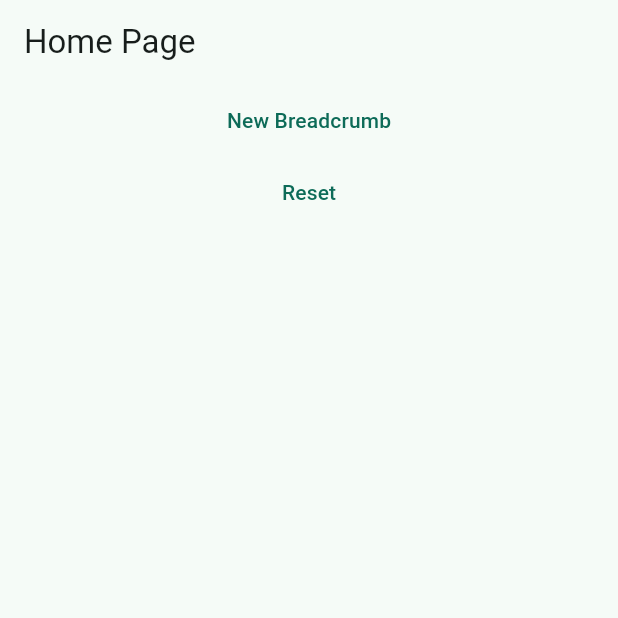
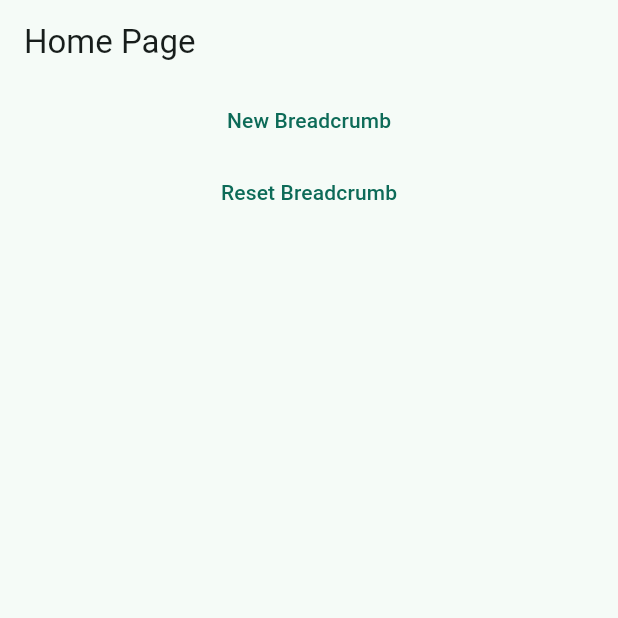
Before and after one commit to wadpas/provider_flutter_state, a Flutter app: the screen it shows after launch, on a phone screen of 412 x 824 dp, the top half of it. Run offline on Flutter 3.47's test engine with Material 2 defaults, Android fonts, the phone set to English and light mode, and no system bars.

```diff
--- a/lib/main.dart
+++ b/lib/main.dart
@@ -1,13 +1,13 @@
 import 'package:flutter/material.dart';
 import 'package:provider/provider.dart';
 import 'package:provider_flutter_state/pages/home.dart';
-import 'package:provider_flutter_state/pages/new.dart';
+import 'package:provider_flutter_state/pages/new_breadcrumb.dart';
 import 'package:provider_flutter_state/provider.dart';
 
 void main() {
   runApp(
     ChangeNotifierProvider(
-      create: (_) => BreadCrumbProvider(),
+      create: (_) => BreadcrumbProvider(),
       child: MaterialApp(
         title: 'Flutter Provider',
         theme: ThemeData(
@@ -18,7 +18,7 @@ void main() {
         ),
         home: const HomePage(),
         routes: {
-          '/newBreadCrumb': (context) => const NewBreadCrumbPage(),
+          '/newBreadcrumb': (context) => const NewBreadcrumbPage(),
         },
       ),
     ),
--- a/lib/model.dart
+++ b/lib/models/breadcrumb.dart
@@ -1,11 +1,11 @@
 import 'package:uuid/uuid.dart';
 
-class BreadCrumb {
+class Breadcrumb {
   bool isActive;
   final String name;
   final String uuid;
 
-  BreadCrumb({
+  Breadcrumb({
     required this.isActive,
     required this.name,
   }) : uuid = const Uuid().v4();
@@ -15,7 +15,7 @@ class BreadCrumb {
   }
 
   @override
-  bool operator ==(covariant BreadCrumb other) => uuid == other.uuid;
+  bool operator ==(covariant Breadcrumb other) => uuid == other.uuid;
 
   @override
   int get hashCode => uuid.hashCode;
--- a/lib/pages/home.dart
+++ b/lib/pages/home.dart
@@ -17,22 +17,22 @@ class HomePage extends StatelessWidget {
         child: Column(
           crossAxisAlignment: CrossAxisAlignment.center,
           children: [
-            Consumer<BreadCrumbProvider>(
+            Consumer<BreadcrumbProvider>(
               builder: (context, value, child) {
-                return BreadCrumbWidget(breadCrumb: value.items);
+                return BreadcrumbWidget(breadcrumb: value.items);
               },
             ),
             TextButton(
               onPressed: () {
-                Navigator.of(context).pushNamed('/newBreadCrumb');
+                Navigator.of(context).pushNamed('/newBreadcrumb');
               },
               child: const Text('New Breadcrumb'),
             ),
             TextButton(
               onPressed: () {
-                context.read<BreadCrumbProvider>().reset();
+                context.read<BreadcrumbProvider>().reset();
               },
-              child: const Text('Reset'),
+              child: const Text('Reset Breadcrumb'),
             ),
           ],
         ),
--- a/lib/provider.dart
+++ b/lib/provider.dart
@@ -1,17 +1,17 @@
 import 'dart:collection';
 
 import 'package:flutter/material.dart';
-import 'package:provider_flutter_state/model.dart';
+import 'package:provider_flutter_state/models/breadcrumb.dart';
 
-class BreadCrumbProvider extends ChangeNotifier {
-  final List<BreadCrumb> _items = [];
-  UnmodifiableListView<BreadCrumb> get items => UnmodifiableListView(_items);
+class BreadcrumbProvider extends ChangeNotifier {
+  final List<Breadcrumb> _items = [];
+  UnmodifiableListView<Breadcrumb> get items => UnmodifiableListView(_items);
 
-  void add(BreadCrumb breadCrumb) {
+  void add(Breadcrumb breadcrumb) {
     for (final item in _items) {
       item.activate();
     }
-    _items.add(breadCrumb);
+    _items.add(breadcrumb);
     notifyListeners();
   }
 
--- a/lib/widgets/breadcrumb.dart
+++ b/lib/widgets/breadcrumb.dart
@@ -1,20 +1,20 @@
 import 'dart:collection';
 
 import 'package:flutter/material.dart';
-import 'package:provider_flutter_state/model.dart';
+import 'package:provider_flutter_state/models/breadcrumb.dart';
 
-class BreadCrumbWidget extends StatelessWidget {
-  final UnmodifiableListView<BreadCrumb> breadCrumb;
-  const BreadCrumbWidget({super.key, required this.breadCrumb});
+class BreadcrumbWidget extends StatelessWidget {
+  final UnmodifiableListView<Breadcrumb> breadcrumb;
+  const BreadcrumbWidget({super.key, required this.breadcrumb});
 
   @override
   Widget build(BuildContext context) {
     return Wrap(
-      children: breadCrumb.map((breadCrumb) {
+      children: breadcrumb.map((breadcrumb) {
         return Text(
-          breadCrumb.title,
+          breadcrumb.title,
           style: TextStyle(
-            color: breadCrumb.isActive ? Colors.blueAccent : Colors.black,
+            color: breadcrumb.isActive ? Colors.blueAccent : Colors.black,
           ),
         );
       }).toList(),
```
Also changed, not shown: lib/models/base_object.dart (added, +18 -0 lines), lib/pages/new_breadcrumb.dart (renamed from lib/pages/new.dart, +7 -7 lines).
